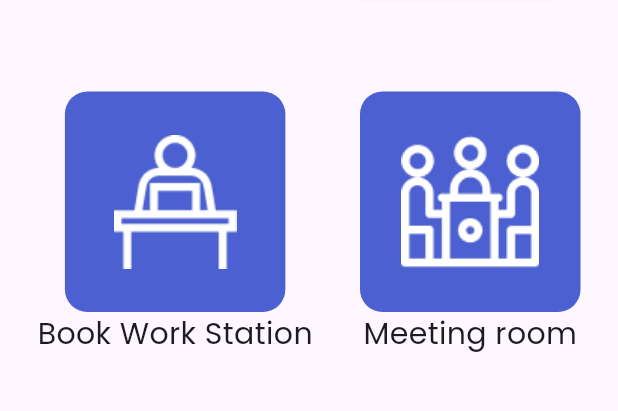
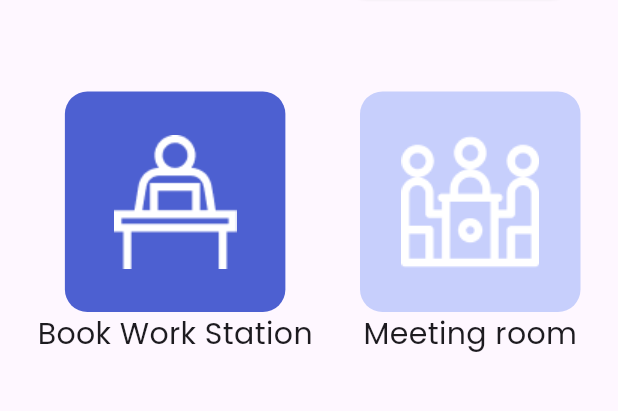
Before and after one commit to PrashikWankhadeSCOE/Co-working, a Flutter app: the HomePage screen opened directly, on a phone screen of 412 x 824 dp, the part 108-519 px from its top. Run offline on Flutter 3.47's test engine with Material 3 defaults, Android fonts, the phone set to English and light mode, and no system bars; our stand-ins replace easy_date_timeline, google_fonts.

Commit message:
Color togelling between two options

```diff
--- a/lib/HomeScreen/home_screen.dart
+++ b/lib/HomeScreen/home_screen.dart
@@ -11,6 +11,9 @@ class HomePage extends StatefulWidget {
 }
 
 class _HomePageState extends State<HomePage> {
+  bool selected1 = true;
+  bool selected2 = false;
+
   @override
   Widget build(BuildContext context) {
     return Scaffold(
@@ -68,6 +71,9 @@ class _HomePageState extends State<HomePage> {
                   onTap: () {
                     setState(
                       () {
+                        selected1 = true;
+                        selected2 = !selected1;
+
                         timeSelected = null;
                         Navigator.push(
                           context,
@@ -83,7 +89,9 @@ class _HomePageState extends State<HomePage> {
                     children: [
                       Container(
                         decoration: BoxDecoration(
-                          color: const Color.fromRGBO(77, 96, 209, 1),
+                          color: (selected1)
+                              ? const Color.fromRGBO(77, 96, 209, 1)
+                              : const Color.fromRGBO(199, 207, 252, 1),
                           borderRadius: BorderRadius.circular(15),
                         ),
                         height: 147,
@@ -102,6 +110,8 @@ class _HomePageState extends State<HomePage> {
                   onTap: () {
                     setState(
                       () {
+                        selected2 = true;
+                        selected1 = !selected2;
                         timeSelected = null;
                         Navigator.push(
                           context,
@@ -117,7 +127,9 @@ class _HomePageState extends State<HomePage> {
                     children: [
                       Container(
                         decoration: BoxDecoration(
-                          color: const Color.fromRGBO(77, 96, 209, 1),
+                          color: (selected2)
+                              ? const Color.fromRGBO(77, 96, 209, 1)
+                              : const Color.fromRGBO(199, 207, 252, 1),
                           borderRadius: BorderRadius.circular(15),
                         ),
                         height: 147,
```
